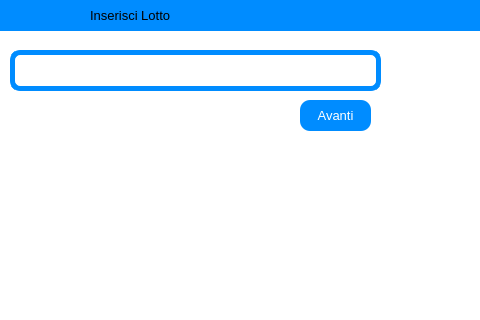
The window that view/inserisci_lotto_window.ui (ISacchitella/MicroOne_v1.1) describes before a commit, drawn with Qt 5.
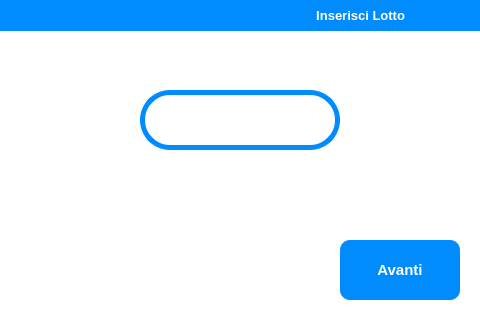
The same window after the commit. Icons and pictures are not drawn.

Diff of the .ui file:
```diff
--- a/view/inserisci_lotto_window.ui
+++ b/view/inserisci_lotto_window.ui
@@ -35,31 +35,36 @@
   <widget class="QLabel" name="label">
    <property name="geometry">
     <rect>
-     <x>90</x>
+     <x>195</x>
      <y>0</y>
-     <width>151</width>
+     <width>210</width>
      <height>31</height>
     </rect>
    </property>
    <property name="font">
     <font>
+     <family>Segoe UI</family>
      <pointsize>10</pointsize>
-     <weight>50</weight>
-     <bold>false</bold>
+     <weight>75</weight>
+     <bold>true</bold>
     </font>
    </property>
    <property name="styleSheet">
-    <string notr="true">color: rgb(0, 0, 0);
-background-color: rgb(0, 140, 255);</string>
+    <string notr="true">background-color: rgb(0, 140, 255);
+
+color: rgb(255, 255, 255);</string>
    </property>
    <property name="text">
     <string>Inserisci Lotto</string>
    </property>
+   <property name="alignment">
+    <set>Qt::AlignRight|Qt::AlignTrailing|Qt::AlignVCenter</set>
+   </property>
   </widget>
   <widget class="QPushButton" name="cancel_btn_">
    <property name="geometry">
     <rect>
-     <x>0</x>
+     <x>390</x>
      <y>0</y>
      <width>81</width>
      <height>31</height>
@@ -89,15 +94,18 @@
   <widget class="QPushButton" name="avanti_btn">
    <property name="geometry">
     <rect>
-     <x>300</x>
-     <y>100</y>
-     <width>71</width>
-     <height>31</height>
+     <x>340</x>
+     <y>240</y>
+     <width>120</width>
+     <height>60</height>
     </rect>
    </property>
    <property name="font">
     <font>
-     <pointsize>10</pointsize>
+     <family>Segoe UI</family>
+     <pointsize>11</pointsize>
+     <weight>75</weight>
+     <bold>true</bold>
     </font>
    </property>
    <property name="styleSheet">
@@ -113,10 +121,10 @@
   <widget class="QLineEdit" name="lotto_textbox">
    <property name="geometry">
     <rect>
-     <x>10</x>
-     <y>50</y>
-     <width>371</width>
-     <height>41</height>
+     <x>140</x>
+     <y>90</y>
+     <width>200</width>
+     <height>60</height>
     </rect>
    </property>
    <property name="font">
@@ -128,7 +136,7 @@
     <enum>Qt::LeftToRight</enum>
    </property>
    <property name="styleSheet">
-    <string notr="true">border-radius:10px;
+    <string notr="true">border-radius:30px;
                     background-color: rgb(0, 0, 0);
                     background-color: rgb(255, 255, 255);
                     border: 5px solid rgb(0,140,255);
@@ -142,9 +150,9 @@
    <property name="geometry">
     <rect>
      <x>120</x>
-     <y>100</y>
-     <width>81</width>
-     <height>31</height>
+     <y>160</y>
+     <width>161</width>
+     <height>71</height>
     </rect>
    </property>
    <property name="font">
@@ -166,6 +174,33 @@
      <normaloff>:/keyboard/res/keyboard_icon.png</normaloff>:/keyboard/res/keyboard_icon.png</iconset>
    </property>
   </widget>
+  <widget class="QPushButton" name="pushButton">
+   <property name="geometry">
+    <rect>
+     <x>0</x>
+     <y>0</y>
+     <width>171</width>
+     <height>28</height>
+    </rect>
+   </property>
+   <property name="styleSheet">
+    <string notr="true">image: url(:/microone_logo/res/Microne Bianco.png);
+background-color: rgb(0, 140, 255);</string>
+   </property>
+   <property name="text">
+    <string/>
+   </property>
+   <property name="flat">
+    <bool>true</bool>
+   </property>
+  </widget>
+  <zorder>label_5</zorder>
+  <zorder>cancel_btn_</zorder>
+  <zorder>avanti_btn</zorder>
+  <zorder>lotto_textbox</zorder>
+  <zorder>keyboard_btn</zorder>
+  <zorder>pushButton</zorder>
+  <zorder>label</zorder>
  </widget>
  <resources>
   <include location="img_resources.qrc"/>
```
Left out of the diff: 3 changed lines with no effect on the pictures.
